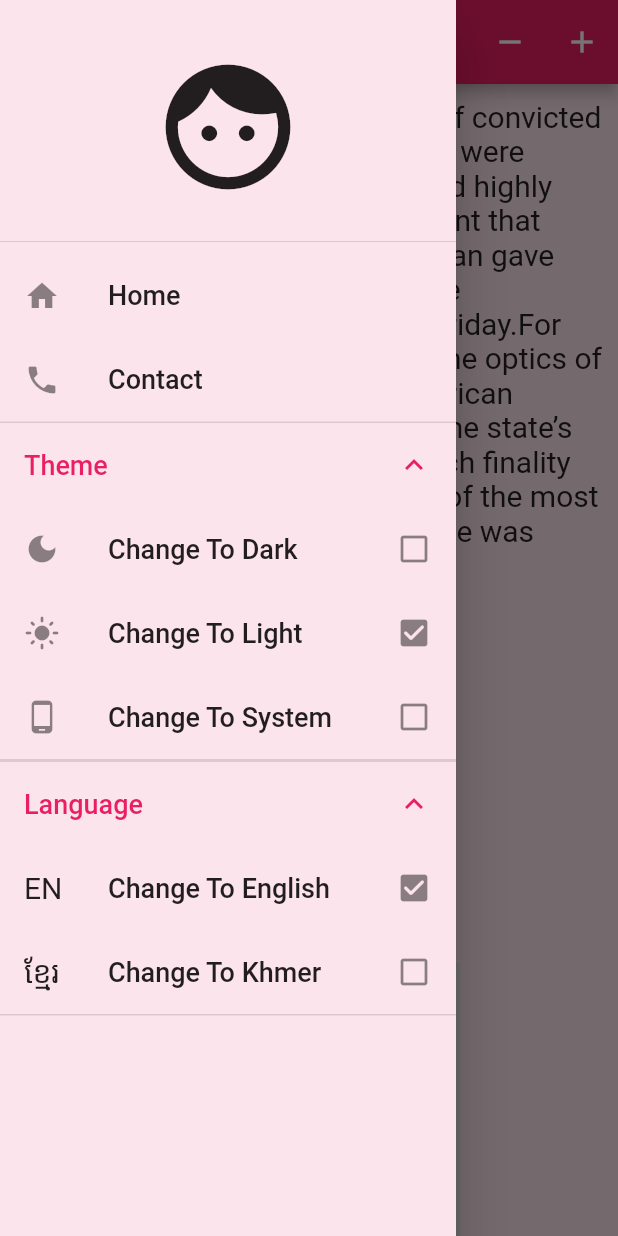
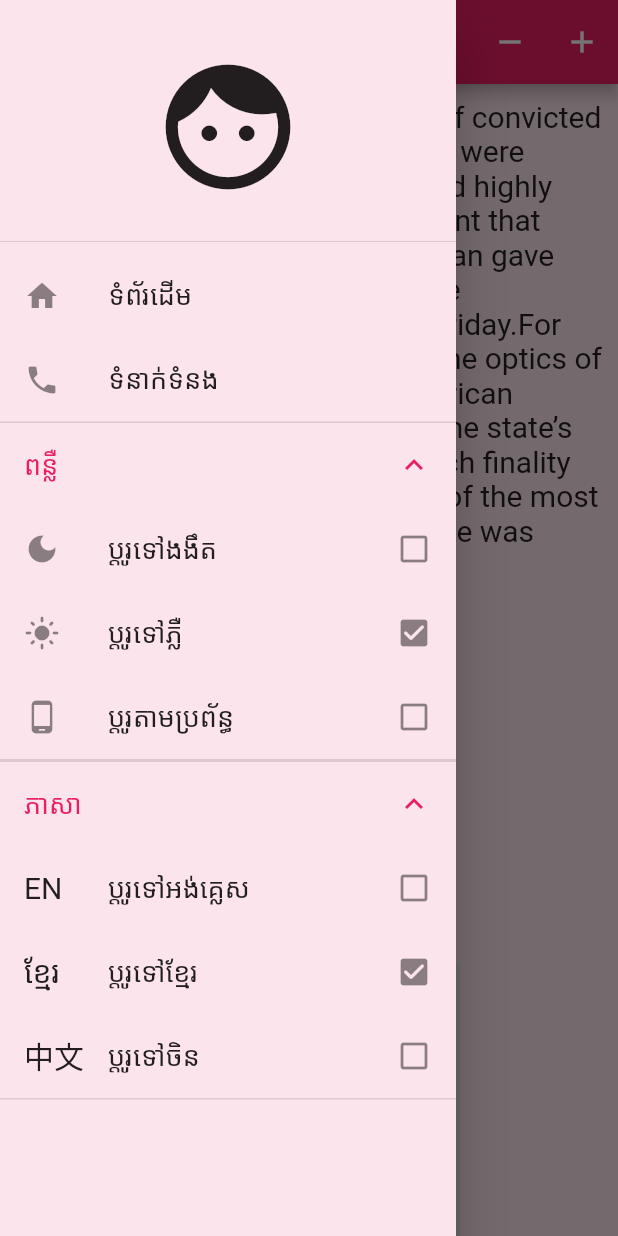
Before and after one commit to YEANSEYHA/flutter_lesson1, a Flutter app: the screen it shows after launch, with the side drawer open, on a phone screen of 412 x 824 dp. Run offline on Flutter 3.47's test engine with Material 2 defaults, Android fonts, the phone set to English and light mode, and no system bars; our stand-ins replace carousel_slider, font_awesome_flutter.

Commit message:
Added Chinese Language

```diff
--- a/lib/state_module/constants/language_constant.dart
+++ b/lib/state_module/constants/language_constant.dart
@@ -1,6 +1,7 @@
 List<Language> languageList = [
   Language(),
   Khmer(),
+  Chinese(),
 ];
 
 class Language {
@@ -15,6 +16,7 @@ class Language {
   String get language => "Language";
   String get changeToEnglish => "Change To English";
   String get changeToKhmer => "Change To Khmer";
+  String get changeToChinese => "Change To Chinese";
 }
 
 class Khmer implements Language {
@@ -29,4 +31,20 @@ class Khmer implements Language {
   String get language => "ភាសា";
   String get changeToEnglish => "ប្តូរទៅអង់គ្លេស";
   String get changeToKhmer => "ប្តូរទៅខ្មែរ";
+  String get changeToChinese => "ប្តូរទៅចិន";
 }
+
+class Chinese implements Language {
+  String get home => "家";
+  String get contact => "接触";
+  String get theme => "主题";
+  String get changeToDark => "变暗";
+  String get changeToLight => "变亮";
+  String get changeToSystem => "更改为系统";
+  String get homePageName => "主页";
+  String get detailPageName => "详情页";
+  String get language => "语言";
+  String get changeToEnglish => "改成英语";
+  String get changeToKhmer => "换成高棉语";
+  String get changeToChinese => "改成中文";
+}
--- a/lib/state_module/logics/language_logic.dart
+++ b/lib/state_module/logics/language_logic.dart
@@ -2,7 +2,7 @@ import 'package:flutter/material.dart';
 import 'package:lesson01/state_module/constants/language_constant.dart';
 
 class LanguageLogic extends ChangeNotifier {
-  Language _lang = languageList[0];
+  Language _lang = languageList[1];
   Language get lang => _lang;
 
   void changeToEnglish() {
@@ -14,4 +14,9 @@ class LanguageLogic extends ChangeNotifier {
     _lang = languageList[1];
     notifyListeners();
   }
+
+  void changeToChinese() {
+    _lang = languageList[2];
+    notifyListeners();
+  }
 }
--- a/lib/state_module/pages/state_page.dart
+++ b/lib/state_module/pages/state_page.dart
@@ -105,6 +105,16 @@ class _StatePageState extends State<StatePage> {
                   context.read<LanguageLogic>().changeToKhmer();
                 },
               ),
+              ListTile(
+                leading: Text("中文"),
+                title: Text(lang.changeToChinese),
+                trailing: Icon(lang == languageList[2]
+                    ? Icons.check_box_rounded
+                    : Icons.check_box_outline_blank),
+                onTap: () {
+                  context.read<LanguageLogic>().changeToChinese();
+                },
+              ),
             ],
           ),
         ],
```
